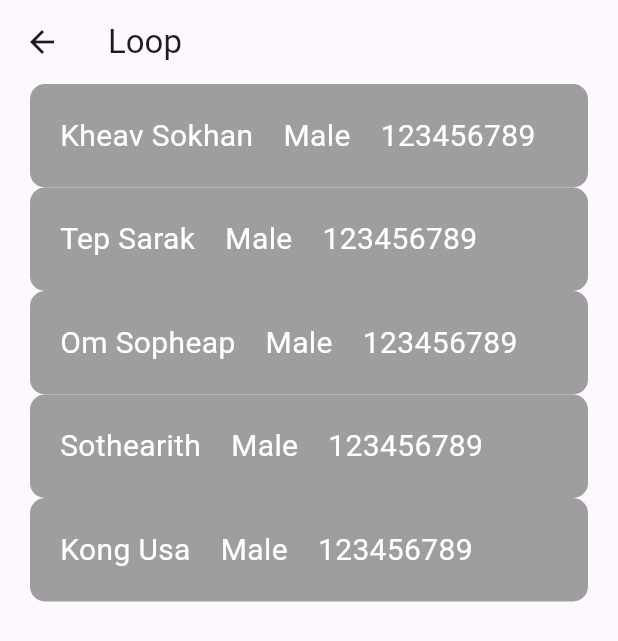
After one commit to sopheap-it/todo_app_team, a Flutter app: the screen it shows after launch, after a tap on "Go to Sokhan Loop", on a phone screen of 412 x 824 dp. The commit adds this screen. Shown: the top 641 px of the screen. Run offline on Flutter 3.47's test engine with Material 3 defaults, Android fonts, the phone set to English and light mode, and no system bars; our stand-ins replace badges, google_fonts.

Commit message:
loop_one

```diff
--- /dev/null
+++ b/lib/kheavsokhan/testloop/models.dart
@@ -0,0 +1,42 @@
+import 'package:flutter/material.dart';
+
+class Team {
+  final String name;
+  final String gender;
+  final String phone;
+
+  Team({
+    required this.name,
+    required this.gender,
+    required this.phone,
+  });
+}
+
+
+var listData = [
+  (
+    name: 'Kheav Sokhan',
+    gender: 'Male',
+    phone: '123456789'
+  ),
+  (
+  name: 'Tep Sarak',
+  gender: 'Male',
+  phone: '123456789'
+  ),
+  (
+  name: 'Om Sopheap',
+  gender: 'Male',
+  phone: '123456789'
+  ),
+  (
+  name: 'Sothearith',
+  gender: 'Male',
+  phone: '123456789'
+  ),
+  (
+  name: 'Kong Usa',
+  gender: 'Male',
+  phone: '123456789'
+  ),
+];
--- /dev/null
+++ b/lib/kheavsokhan/testloop/show_list.dart
@@ -0,0 +1,39 @@
+import 'package:flutter/material.dart';
+import 'package:todo_app_team/kheavsokhan/testloop/models.dart';
+
+class ShowList extends StatelessWidget {
+  const ShowList({super.key});
+
+  @override
+  Widget build(BuildContext context) {
+    return Scaffold(
+      appBar: AppBar(
+        title: const Text("Loop"),
+      ),
+      body: ListView.builder(
+        itemCount: listData.length,
+          itemBuilder: (context, index){
+            final team = listData[index];
+            return Container(
+              margin: const EdgeInsets.symmetric(horizontal: 20),
+              padding: const EdgeInsets.symmetric(horizontal: 20, vertical: 20),
+              decoration: BoxDecoration(
+                borderRadius: BorderRadius.circular(10),
+                color: Colors.grey
+              ),
+              child: Row(
+                mainAxisAlignment: MainAxisAlignment.start,
+                children: [
+                  Text(team.name, style: const TextStyle(fontSize: 20, color: Colors.white),),
+                  const SizedBox(width: 20,),
+                  Text(team.gender, style: const TextStyle(fontSize: 20, color: Colors.white),),
+                  const SizedBox(width: 20,),
+                  Text(team.phone, style: const TextStyle(fontSize: 20, color: Colors.white),),
+                ],
+              ),
+            );
+          }
+      ),
+    );
+  }
+}
--- a/lib/main.dart
+++ b/lib/main.dart
@@ -3,6 +3,7 @@ import 'package:provider/provider.dart';
 import 'package:todo_app_team/kheavsokhan/calculator/calculator.dart';
 import 'package:todo_app_team/kheavsokhan/provider/counter_model.dart';
 import 'package:todo_app_team/kheavsokhan/provider/home_provider.dart';
+import 'package:todo_app_team/kheavsokhan/testloop/show_list.dart';
 import 'package:todo_app_team/kheavsokhan/ui_news_app/screen/welcome_screen.dart';
 import 'package:todo_app_team/kheavsokhan/ui_todo_list/NewTodo.dart';
 import 'package:todo_app_team/sarak/todo_ui.dart';
@@ -102,12 +103,12 @@ class HomePage extends StatelessWidget {
               },
             ),
             ElevatedButton(
-              child: const Text('Go to Sokhan Provider'),
+              child: const Text('Go to Sokhan Loop'),
               onPressed: () {
                 Navigator.push(
                   context,
                   MaterialPageRoute(
-                    builder: (context) => const HomeProvider(),
+                    builder: (context) => const ShowList(),
                   ),
                 );
               },
```
